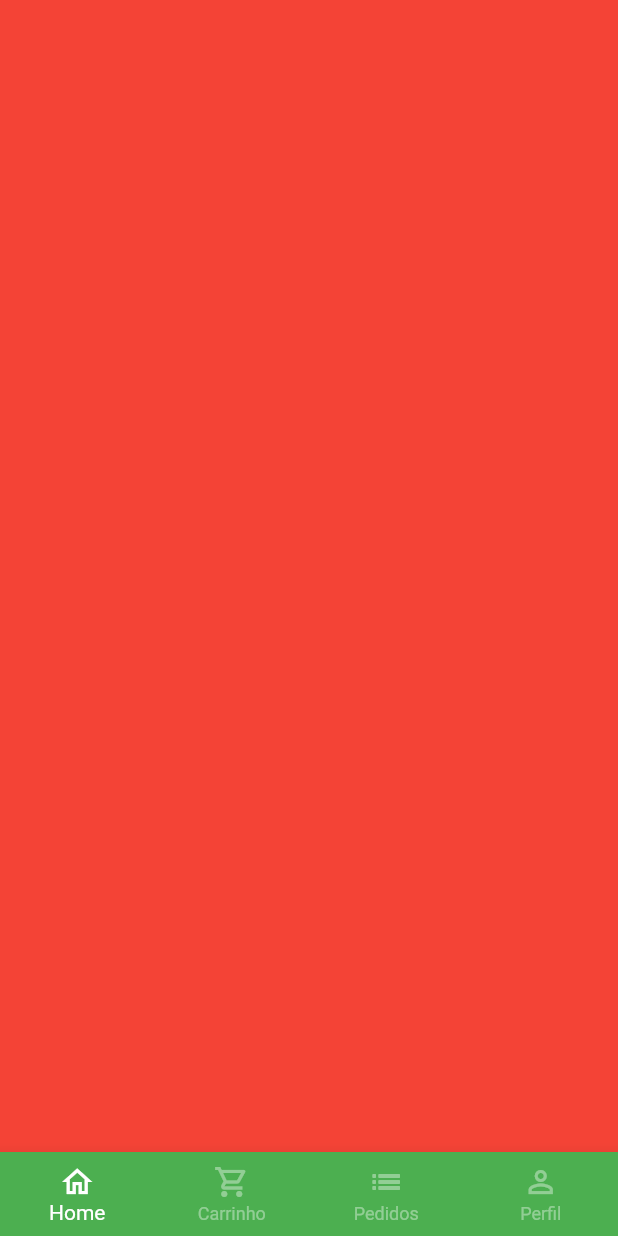
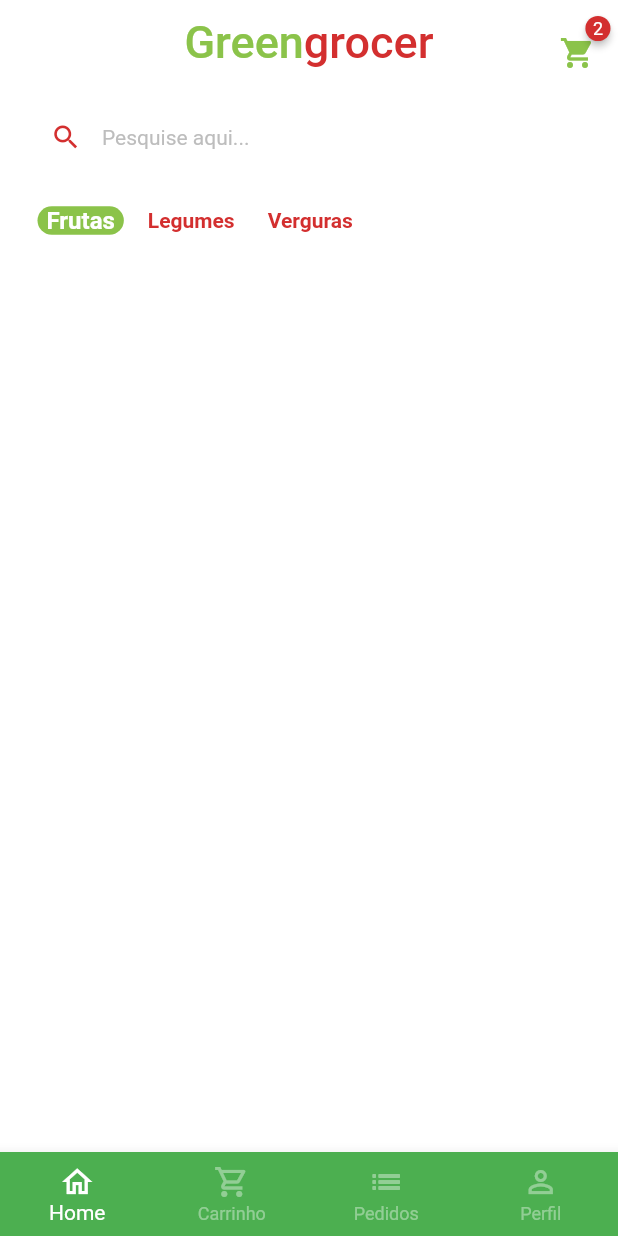
Before and after one commit to WevertonCouto/GreenGrocer-App, a Flutter app: the screen it shows after launch, after a tap on "Entrar", on a phone screen of 412 x 824 dp. Run offline on Flutter 3.47's test engine with Material 2 defaults, Android fonts, the phone set to English and light mode, and no system bars; drawn by our look-alikes of badges; our stand-ins replace animated_text_kit, mask_text_input_formatter.

Commit message:
add home tab

```diff
--- a/lib/main.dart
+++ b/lib/main.dart
@@ -13,8 +13,8 @@ class MyApp extends StatelessWidget {
     return MaterialApp(
       title: 'Flutter Demo',
       theme: ThemeData(
-        primarySwatch: Colors.green,
-      ),
+          primarySwatch: Colors.green,
+          scaffoldBackgroundColor: Colors.white.withAlpha(190)),
       debugShowCheckedModeBanner: false,
       home: SignInScreen(),
     );
--- a/lib/src/base/base_screen.dart
+++ b/lib/src/base/base_screen.dart
@@ -1,4 +1,5 @@
 import 'package:flutter/material.dart';
+import 'package:green_grocer/src/home/home_tab.dart';
 
 class BaseScreen extends StatefulWidget {
   const BaseScreen({super.key});
@@ -18,9 +19,7 @@ class _BaseScreenState extends State<BaseScreen> {
         physics: const NeverScrollableScrollPhysics(),
         controller: pageController,
         children: [
-          Container(
-            color: Colors.red,
-          ),
+          HomeTab(),
           Container(
             color: Colors.yellow,
           ),
--- /dev/null
+++ b/lib/src/home/components/category_tile.dart
@@ -0,0 +1,41 @@
+import 'package:flutter/material.dart';
+import 'package:green_grocer/src/config/custom_colors.dart';
+
+class CategoryTile extends StatelessWidget {
+  const CategoryTile(
+      {super.key,
+      required this.category,
+      required this.isSelected,
+      required this.onPressed});
+
+  final String category;
+  final bool isSelected;
+  final VoidCallback onPressed;
+
+  @override
+  Widget build(BuildContext context) {
+    return GestureDetector(
+      onTap: onPressed,
+      child: Align(
+        alignment: Alignment.center,
+        child: Container(
+          padding: const EdgeInsets.symmetric(horizontal: 6),
+          decoration: BoxDecoration(
+              borderRadius: BorderRadius.circular(10),
+              color: isSelected
+                  ? CustomColors.customSwatchColor
+                  : Colors.transparent),
+          child: Text(
+            category,
+            style: TextStyle(
+                color: isSelected
+                    ? Colors.white
+                    : CustomColors.customContrastColor,
+                fontWeight: FontWeight.bold,
+                fontSize: isSelected ? 16 : 14),
+          ),
+        ),
+      ),
+    );
+  }
+}
--- /dev/null
+++ b/lib/src/home/home_tab.dart
@@ -0,0 +1,104 @@
+import 'package:badges/badges.dart';
+import 'package:flutter/material.dart';
+import 'package:green_grocer/src/config/custom_colors.dart';
+import 'package:green_grocer/src/home/components/category_tile.dart';
+
+class HomeTab extends StatefulWidget {
+  HomeTab({super.key});
+
+  @override
+  State<HomeTab> createState() => _HomeTabState();
+}
+
+class _HomeTabState extends State<HomeTab> {
+  List<String> categories = ['Frutas', 'Legumes', 'Verguras'];
+
+  String selectedCategory = 'Frutas';
+
+  @override
+  Widget build(BuildContext context) {
+    return Scaffold(
+      appBar: AppBar(
+        backgroundColor: Colors.transparent,
+        elevation: 0,
+        centerTitle: true,
+        title:
+            Text.rich(TextSpan(style: const TextStyle(fontSize: 30), children: [
+          TextSpan(
+              text: 'Green',
+              style: TextStyle(color: CustomColors.customSwatchColor)),
+          TextSpan(
+              text: 'grocer',
+              style: TextStyle(color: CustomColors.customContrastColor)),
+        ])),
+        actions: [
+          Padding(
+            padding: const EdgeInsets.only(top: 15, right: 15),
+            child: GestureDetector(
+              onTap: () {},
+              child: Badge(
+                badgeColor: CustomColors.customContrastColor,
+                badgeContent: const Text(
+                  '2',
+                  style: TextStyle(color: Colors.white, fontSize: 12),
+                ),
+                child: Icon(
+                  Icons.shopping_cart,
+                  color: CustomColors.customSwatchColor,
+                ),
+              ),
+            ),
+          )
+        ],
+      ),
+      body: Column(
+        children: [
+          //search text
+          Padding(
+            padding: const EdgeInsets.symmetric(horizontal: 20, vertical: 10),
+            child: TextFormField(
+              decoration: InputDecoration(
+                  filled: true,
+                  fillColor: Colors.white,
+                  isDense: true,
+                  hintText: 'Pesquise aqui...',
+                  hintStyle:
+                      TextStyle(color: Colors.grey.shade400, fontSize: 14),
+                  prefixIcon: Icon(
+                    Icons.search,
+                    color: CustomColors.customContrastColor,
+                    size: 21,
+                  ),
+                  border: OutlineInputBorder(
+                      borderRadius: BorderRadius.circular(60),
+                      borderSide:
+                          const BorderSide(width: 0, style: BorderStyle.none))),
+            ),
+          ),
+          // category list
+          Container(
+            padding: const EdgeInsets.only(left: 25),
+            height: 40,
+            child: ListView.separated(
+                scrollDirection: Axis.horizontal,
+                itemBuilder: ((_, index) {
+                  return CategoryTile(
+                    category: categories[index],
+                    isSelected: categories[index] == selectedCategory,
+                    onPressed: () {
+                      setState(() {
+                        selectedCategory = categories[index];
+                      });
+                    },
+                  );
+                }),
+                separatorBuilder: ((_, index) => const SizedBox(
+                      width: 10,
+                    )),
+                itemCount: categories.length),
+          ),
+        ],
+      ),
+    );
+  }
+}
--- a/pubspec.yaml
+++ b/pubspec.yaml
@@ -38,6 +38,7 @@ dependencies:
   cupertino_icons: ^1.0.2
   animated_text_kit: ^4.2.1
   mask_text_input_formatter: ^2.4.0
+  badges: ^2.0.3
 
 dev_dependencies:
   flutter_test:
```
Also changed, not shown: pubspec.lock.
